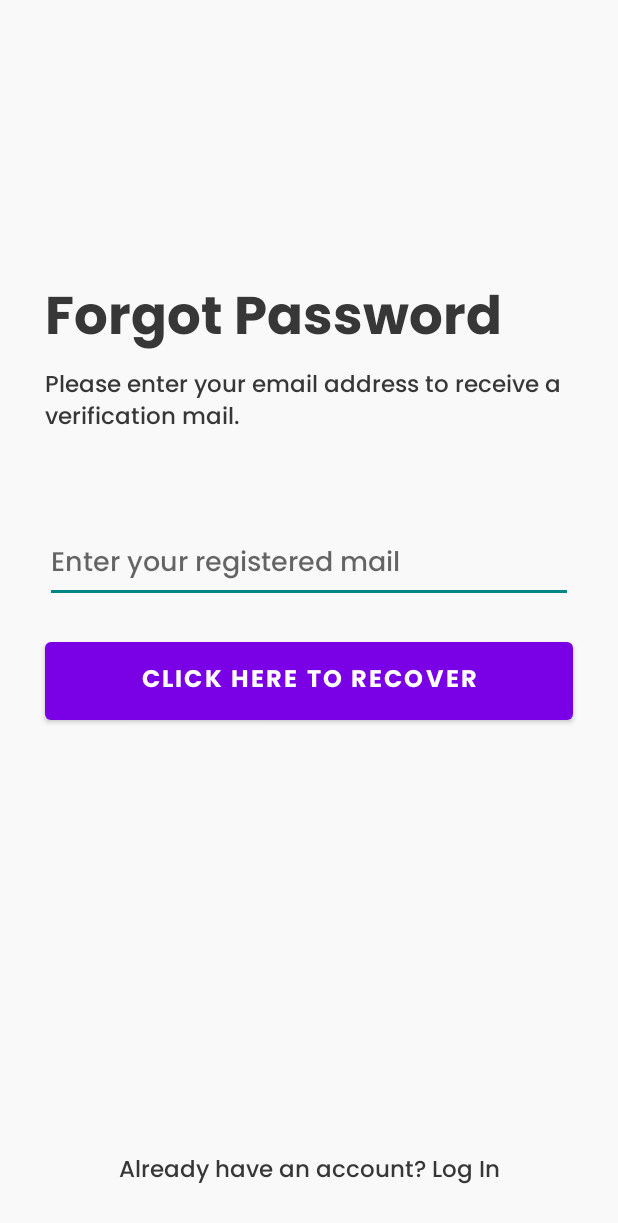
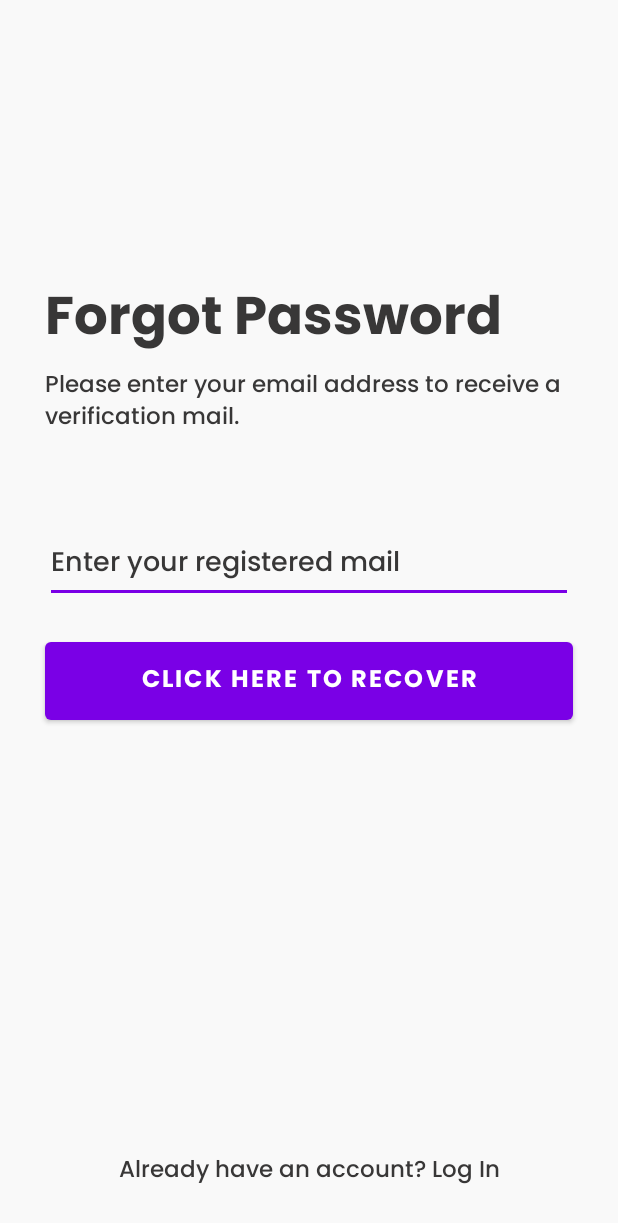
Before and after one commit to Glen1004/notesapp, an Android app: the fogotpassword screen opened directly, with no data from a screen before it, on a phone screen of 412 x 824 dp. Shown: the top 1223 px of the screen. Run offline under Robolectric (Android 15) with nearby library versions, the light colour scheme and no system bars; our stand-ins replace Firebase (no records; nobody signed in at launch, a user with empty details on screens opened directly).

Commit message:
Night Mode

```diff
--- a/app/src/main/res/layout/activity_fogotpassword.xml
+++ b/app/src/main/res/layout/activity_fogotpassword.xml
@@ -59,6 +59,8 @@
         android:id="@+id/forgotpassword"
         android:fontFamily="@font/poppins_medium"
         android:hint="Enter your registered mail"
+        android:textColorHint="#383737"
+        android:textColor="#383737"
         android:layout_marginBottom="10dp">
 
     </EditText>
--- a/app/src/main/res/values-night/themes.xml
+++ b/app/src/main/res/values-night/themes.xml
@@ -8,7 +8,7 @@
         <!-- Secondary brand color. -->
         <item name="colorSecondary">@color/color7</item>
         <item name="colorSecondaryVariant">@color/color6</item>
-        <item name="colorOnSecondary">@color/black</item>
+        <item name="colorOnSecondary">@color/white</item>
         <!-- Status bar color. -->
         <item name="android:statusBarColor" tools:targetApi="l">?attr/colorPrimaryVariant</item>
         <!-- Customize your theme here. -->
--- a/app/src/main/res/values/themes.xml
+++ b/app/src/main/res/values/themes.xml
@@ -6,7 +6,7 @@
         <item name="colorPrimaryVariant">@color/color7</item>
         <item name="colorOnPrimary">@color/white</item>
         <!-- Secondary brand color. -->
-        <item name="colorSecondary">@color/teal_700</item>
+        <item name="colorSecondary">@color/color7</item>
         <item name="colorSecondaryVariant">@color/color6</item>
         <item name="colorOnSecondary">@color/white</item>
         <!-- Status bar color. -->
```
